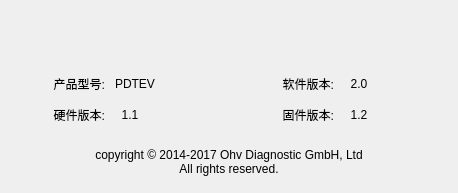
Qt form Gui/Options/systeminfo.ui (rpdhunter/swbox) before a commit.
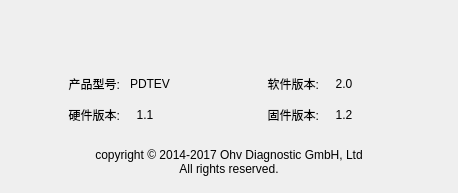
The same form after that commit. Icons and pictures are not drawn.

```diff
--- a/Gui/Options/systeminfo.ui
+++ b/Gui/Options/systeminfo.ui
@@ -72,6 +72,12 @@
    </item>
    <item>
     <layout class="QGridLayout" name="gridLayout">
+     <property name="leftMargin">
+      <number>30</number>
+     </property>
+     <property name="rightMargin">
+      <number>30</number>
+     </property>
      <item row="0" column="0">
       <widget class="QLabel" name="label_10">
        <property name="text">
```
Left out of the diff: 8 changed lines with no effect on the pictures.
